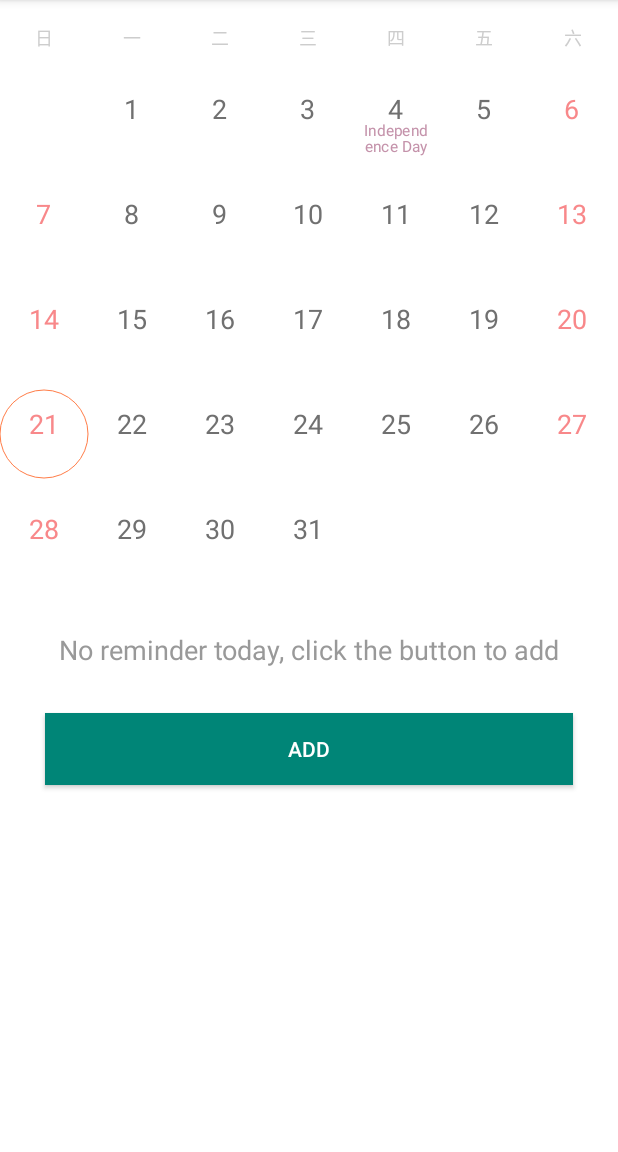
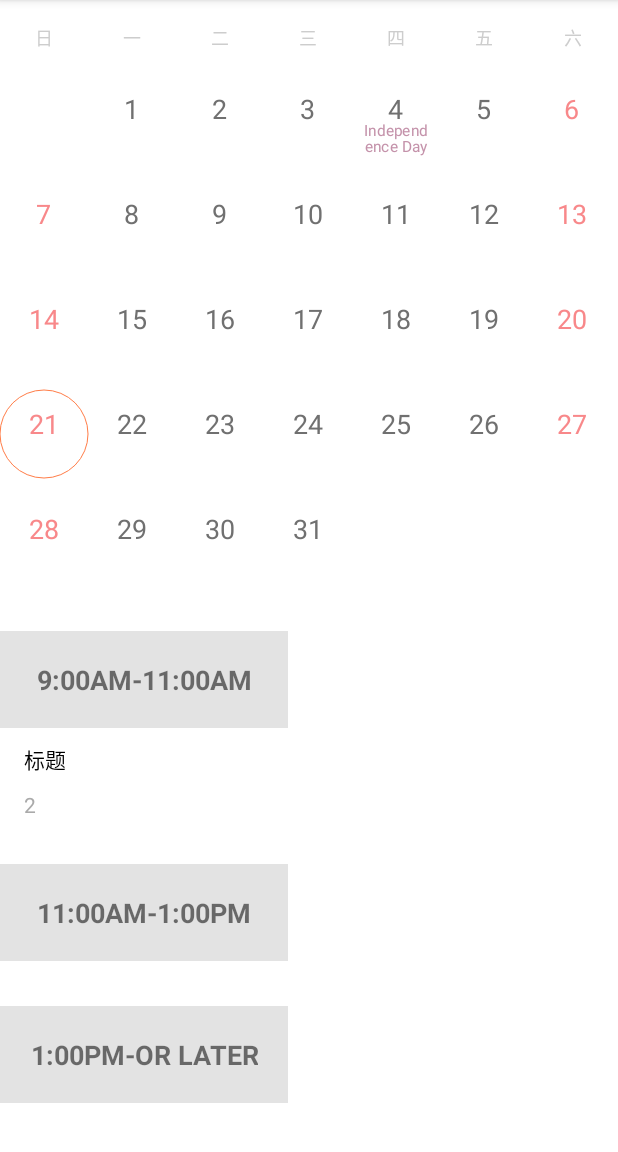
Before and after one commit to zhuandian/MedicineService, an Android app: the screen it shows after launch (MainActivity), on a phone screen of 412 x 824 dp, the part 84-1236 px from its top. Run offline under Robolectric (Android 15) with nearby library versions, the phone set to English and light mode, and no system bars.

Commit message:
格式化数据显示

```diff
--- a/app/src/main/java/com/zhuandian/medicineserver/datepicker/MainActivity.java
+++ b/app/src/main/java/com/zhuandian/medicineserver/datepicker/MainActivity.java
@@ -6,7 +6,6 @@ import android.database.sqlite.SQLiteDatabase;
 import android.os.Bundle;
 import android.support.v7.app.ActionBar;
 import android.support.v7.app.AppCompatActivity;
-import android.support.v7.widget.Toolbar;
 import android.view.View;
 import android.widget.Button;
 import android.widget.LinearLayout;
@@ -21,10 +20,13 @@ import com.zhuandian.medicineserver.datepicker.calendar.views.MonthView;
 import com.zhuandian.medicineserver.datepicker.calendar.views.WeekView;
 import com.zhuandian.medicineserver.datepicker.view.MyListView;
 import com.zhuandian.medicineserver.db.DBHelper;
+import com.zhuandian.medicineserver.entity.DbEntity;
 
 import java.text.SimpleDateFormat;
+import java.util.ArrayList;
 import java.util.Calendar;
 import java.util.Date;
+import java.util.List;
 
 public class MainActivity extends AppCompatActivity implements MonthView.OnDateChangeListener, MonthView.OnDatePickedListener {
 
@@ -43,6 +45,10 @@ public class MainActivity extends AppCompatActivity implements MonthView.OnDateC
     protected void onCreate(Bundle savedInstanceState) {
         super.onCreate(savedInstanceState);
         setContentView(R.layout.activity_main_datapicker);
+        //创建数据
+        helper = new DBHelper(this);
+        //调用数据操作对象
+        dbWrite = helper.getWritableDatabase();
         now = Calendar.getInstance();
 
         monthView = (MonthView) findViewById(R.id.month_calendar);
@@ -72,29 +78,42 @@ public class MainActivity extends AppCompatActivity implements MonthView.OnDateC
         weekView.setFestivalDisplay(true);
         weekView.setTodayDisplay(true);
         weekView.setOnDatePickedListener(this);
-
-        initData();
+        String today = now.get(Calendar.YEAR) + "." + (now.get(Calendar.MONTH) + 1) + "." + (now.get(Calendar.DATE));
+        initData(today);
 
 
     }
 
-    private void initData() {
-        //创建数据
-        helper = new DBHelper(this);
-        //调用数据操作对象
-        dbWrite = helper.getWritableDatabase();
+    private void initData(String dateStr) {
+        List<DbEntity> dbEntityList = new ArrayList<>();
 
-        Cursor cursor = dbWrite.query(DBHelper.name, new String[]{"time"}, null, null, null, null, null);
+
+        Cursor cursor = dbWrite.query(DBHelper.name, null, null, null, null, null, null);
         while (cursor.moveToNext()) {
-            String title = cursor.getString(cursor.getColumnIndex("time"));
-            System.out.println(title + "----------------------------");
+            String date = cursor.getString(cursor.getColumnIndex("date"));
+            String count = cursor.getString(cursor.getColumnIndex("count"));
+            String title = cursor.getString(cursor.getColumnIndex("title"));
+            String time = cursor.getString(cursor.getColumnIndex("time"));
+            if (date.contains(dateStr)){
+                DbEntity dbEntity = new DbEntity();
+                dbEntity.setCount(count);
+                dbEntity.setDate(date);
+                dbEntity.setTime(time);
+                dbEntity.setTitle(title);
+                dbEntityList.add(dbEntity);
+            }
         }
 
-        cursor.close();
-//        for (int i = 0; i < 20; i++) {
-//            MyListView cia = new MyListView(this);
-//            contentLayout.addView(cia);
-//        }
+        if (dbEntityList.size()>0){
+            llAddContainer.setVisibility(View.GONE);
+                MyListView child = new MyListView(this);
+//                child.setDbEntityList(dbEntityList);
+                child.initView(dbEntityList);
+                contentLayout.addView(child);
+
+        }else {
+            llAddContainer.setVisibility(View.VISIBLE);
+        }
     }
 
     @Override
@@ -117,23 +136,20 @@ public class MainActivity extends AppCompatActivity implements MonthView.OnDateC
                 weekTxt.setVisibility(View.VISIBLE);
             }
             contentLayout.removeAllViews();
-//            for (int i = 0; i < 2; i++) {
-//                MyListView cia = new MyListView(this);
-//                contentLayout.addView(cia);
+            dateStr = "" + date;
+//            Cursor cursor = dbWrite.query(DBHelper.name, new String[]{"date"}, null, null, null, null, null);
+//            while (cursor.moveToNext()) {
+//                String dateStr = cursor.getString(cursor.getColumnIndex("date"));
+//                if (dateStr.contains("" + date)) {
+//                    llAddContainer.setVisibility(View.GONE);
+//                    contentLayout.addView(new MyListView(this));
+//                } else {
+//                    llAddContainer.setVisibility(View.VISIBLE);
+//                }
+//                System.out.println(dateStr + "----------------------------");
 //            }
-            dateStr = "" + date;
-            Cursor cursor = dbWrite.query(DBHelper.name, new String[]{"date"}, null, null, null, null, null);
-            while (cursor.moveToNext()) {
-                String dateStr = cursor.getString(cursor.getColumnIndex("date"));
-                if (dateStr.contains("" + date)) {
-                    llAddContainer.setVisibility(View.GONE);
-                    contentLayout.addView(new MyListView(this));
-                } else {
-                    llAddContainer.setVisibility(View.VISIBLE);
-                }
-                System.out.println(dateStr + "----------------------------");
-            }
-            cursor.close();
+//            cursor.close();
+            initData(dateStr);
             Toast.makeText(this, "" + date, Toast.LENGTH_LONG).show();
         } catch (Exception e) {
             e.printStackTrace();
--- a/app/src/main/java/com/zhuandian/medicineserver/datepicker/view/ContentItemViewAbs.java
+++ b/app/src/main/java/com/zhuandian/medicineserver/datepicker/view/ContentItemViewAbs.java
@@ -4,11 +4,18 @@ import android.content.Context;
 import android.util.AttributeSet;
 import android.view.View;
 import android.widget.LinearLayout;
+import android.widget.TextView;
 
 import com.zhuandian.medicineserver.R;
+import com.zhuandian.medicineserver.entity.ItemEntity;
+
+import org.w3c.dom.Text;
 
 
 public class ContentItemViewAbs extends LinearLayout {
+
+    private TextView tvTitle;
+    private TextView tvContent;
 
     public ContentItemViewAbs(Context context) {
         this(context, null);
@@ -21,6 +28,13 @@ public class ContentItemViewAbs extends LinearLayout {
     public ContentItemViewAbs(Context context, AttributeSet attrs, int defStyleAttr) {
         super(context, attrs, defStyleAttr);
         View view = inflate(context, R.layout.content_list_item_abs, null);
+        tvTitle = view.findViewById(R.id.tv_title);
+        tvContent = view.findViewById(R.id.tv_content);
         addView(view);
     }
+
+    public void initView(ItemEntity.SubItem subItem){
+        tvTitle.setText(subItem.getTitle());
+        tvContent.setText(subItem.getContent());
+    }
 }
--- a/app/src/main/java/com/zhuandian/medicineserver/datepicker/view/MyListView.java
+++ b/app/src/main/java/com/zhuandian/medicineserver/datepicker/view/MyListView.java
@@ -6,11 +6,23 @@ import android.view.View;
 import android.widget.LinearLayout;
 
 import com.zhuandian.medicineserver.R;
+import com.zhuandian.medicineserver.entity.DbEntity;
+import com.zhuandian.medicineserver.entity.ItemEntity;
+
+import java.util.ArrayList;
+import java.util.List;
 
 /**
  * desc :
  */
 public class MyListView extends LinearLayout {
+    private final LinearLayout itemContainer3;
+    private final LinearLayout itemContainer2;
+    private final LinearLayout itemContainer1;
+    private View view;
+    private Context context;
+
+
     public MyListView(Context context) {
         this(context, null);
     }
@@ -21,10 +33,58 @@ public class MyListView extends LinearLayout {
 
     public MyListView(Context context, AttributeSet attrs, int defStyleAttr) {
         super(context, attrs, defStyleAttr);
-        View view = inflate(context, R.layout.view_my_list_view, null);
-        LinearLayout itemContainer = view.findViewById(R.id.ll_item_container);
-        ContentItemViewAbs contentItemViewAbs = new ContentItemViewAbs(context);
-        itemContainer.addView(contentItemViewAbs);
+        this.context = context;
+        view = inflate(context, R.layout.view_my_list_view, null);
+        itemContainer1 = view.findViewById(R.id.ll_item_container_1);
+        itemContainer2 = view.findViewById(R.id.ll_item_container_2);
+        itemContainer3 = view.findViewById(R.id.ll_item_container_3);
         addView(view);
     }
+
+    public void initView(List<DbEntity> dbEntityList) {
+
+        List<ItemEntity.SubItem> subItemList1 = new ArrayList<>();
+        List<ItemEntity.SubItem> subItemList2 = new ArrayList<>();
+        List<ItemEntity.SubItem> subItemList3 = new ArrayList<>();
+
+
+        for (DbEntity dbEntity : dbEntityList) {
+            if (dbEntity.getTime().equals("9:00AM-11:00AM")) {
+                ItemEntity.SubItem subItem = new ItemEntity.SubItem();
+                subItem.setTitle(dbEntity.getTitle());
+                subItem.setContent(dbEntity.getCount());
+                subItemList1.add(subItem);
+            } else if (dbEntity.getTime().equals("11:00AM-1:00PM")) {
+                ItemEntity.SubItem subItem = new ItemEntity.SubItem();
+                subItem.setTitle(dbEntity.getTitle());
+                subItem.setContent(dbEntity.getCount());
+                subItemList2.add(subItem);
+            } else if (dbEntity.getTime().equals("1:00PM OR Later")) {
+                ItemEntity.SubItem subItem = new ItemEntity.SubItem();
+                subItem.setTitle(dbEntity.getTitle());
+                subItem.setContent(dbEntity.getCount());
+                subItemList3.add(subItem);
+            }
+        }
+
+        for (ItemEntity.SubItem subItem : subItemList1) {
+            ContentItemViewAbs child = new ContentItemViewAbs(context);
+            child.initView(subItem);
+            itemContainer1.addView(child);
+        }
+
+        for (ItemEntity.SubItem subItem : subItemList2) {
+            ContentItemViewAbs child = new ContentItemViewAbs(context);
+            child.initView(subItem);
+            itemContainer2.addView(child);
+        }
+
+        for (ItemEntity.SubItem subItem : subItemList3) {
+            ContentItemViewAbs child = new ContentItemViewAbs(context);
+            child.initView(subItem);
+            itemContainer2.addView(child);
+        }
+
+
+    }
 }
--- a/app/src/main/java/com/zhuandian/medicineserver/db/DBHelper.java
+++ b/app/src/main/java/com/zhuandian/medicineserver/db/DBHelper.java
@@ -23,13 +23,13 @@ public class DBHelper extends SQLiteOpenHelper {
                 "count varchar(20))");
         //添加一条测试数据
         db.execSQL("insert into medicine values(null,?,?,?,?)"
-                ,new Object[]{"2019.7.21","8:00","标题","内容"});
+                ,new Object[]{"2019.7.21","9:00AM-11:00AM","标题","2"});
 
         db.execSQL("insert into medicine values(null,?,?,?,?)"
-                ,new Object[]{"2019.7.22","9:00","标题","内容"});
+                ,new Object[]{"2019.7.22","11:00AM-1:00PM","标题","2"});
 
         db.execSQL("insert into medicine values(null,?,?,?,?)"
-                ,new Object[]{"2019.7.24","10:00","标题","内容"});
+                ,new Object[]{"2019.7.24","1:00PM OR Later","标题","2"});
     }
 
 
--- /dev/null
+++ b/app/src/main/java/com/zhuandian/medicineserver/entity/DbEntity.java
@@ -0,0 +1,43 @@
+package com.zhuandian.medicineserver.entity;
+
+/**
+ * desc :
+ */
+public class DbEntity {
+    private String date;
+    private String time;
+    private String title;
+    private String count;
+
+    public String getDate() {
+        return date;
+    }
+
+    public void setDate(String date) {
+        this.date = date;
+    }
+
+    public String getTime() {
+        return time;
+    }
+
+    public void setTime(String time) {
+        this.time = time;
+    }
+
+    public String getTitle() {
+        return title;
+    }
+
+    public void setTitle(String title) {
+        this.title = title;
+    }
+
+    public String getCount() {
+        return count;
+    }
+
+    public void setCount(String count) {
+        this.count = count;
+    }
+}
--- a/app/src/main/java/com/zhuandian/medicineserver/entity/ItemEntity.java
+++ b/app/src/main/java/com/zhuandian/medicineserver/entity/ItemEntity.java
@@ -33,7 +33,7 @@ public class ItemEntity {
         this.subItem = subItem;
     }
 
-    private static class SubItem {
+    public static class SubItem {
         private String title;
         private String content;
 
--- a/app/src/main/res/layout/content_list_item_abs.xml
+++ b/app/src/main/res/layout/content_list_item_abs.xml
@@ -1,36 +1,24 @@
 <?xml version="1.0" encoding="utf-8"?>
 <LinearLayout xmlns:android="http://schemas.android.com/apk/res/android"
-    android:orientation="vertical" android:layout_width="match_parent"
+    android:layout_width="match_parent"
+    android:layout_height="match_parent"
     android:background="@color/colorWhite"
-    android:layout_height="match_parent">
-
+    android:orientation="vertical">
 
     <TextView
+        android:id="@+id/tv_title"
         android:layout_width="wrap_content"
         android:layout_height="wrap_content"
-        android:text="@string/hot_news"
-        android:textSize="15sp"
-        android:layout_marginTop="@dimen/activity_vertical_margin"
         android:layout_marginLeft="@dimen/common_left_margin"
-        android:textColor="@android:color/darker_gray"
-        android:id="@+id/textView" />
+        android:layout_marginTop="@dimen/common_vertical_margin"
+        android:textColor="@android:color/black" />
 
     <TextView
+        android:id="@+id/tv_content"
         android:layout_width="wrap_content"
         android:layout_height="wrap_content"
-        android:layout_marginTop="@dimen/common_vertical_margin"
-        android:layout_marginLeft="@dimen/common_left_margin"
-        android:text="@string/kou_hao"
-        android:textColor="@android:color/black"
-        android:id="@+id/textView2" />
-
-    <TextView
-        android:layout_width="wrap_content"
-        android:layout_height="wrap_content"
-        android:text="@string/advertisement"
-        android:textColor="@android:color/darker_gray"
         android:layout_marginLeft="@dimen/common_left_margin"
         android:layout_marginTop="@dimen/common_vertical_margin"
-        android:id="@+id/textView3" />
+        android:textColor="@android:color/darker_gray" />
 
 </LinearLayout>
--- a/app/src/main/res/layout/view_my_list_view.xml
+++ b/app/src/main/res/layout/view_my_list_view.xml
@@ -6,18 +6,49 @@
     android:orientation="vertical">
 
     <TextView
-        android:id="@+id/tv_list_titme"
         android:layout_width="match_parent"
         android:layout_height="wrap_content"
         android:background="#e3e3e3"
         android:gravity="center"
         android:padding="20dp"
-        android:text="8:00-11:00 AM"
+        android:text="9:00AM-11:00AM"
         android:textSize="18sp"
         android:textStyle="bold" />
 
     <LinearLayout
-        android:id="@+id/ll_item_container"
+        android:id="@+id/ll_item_container_1"
+        android:layout_width="match_parent"
+        android:layout_height="wrap_content"
+        android:orientation="vertical" />
+    <TextView
+        android:layout_marginTop="30dp"
+        android:layout_width="match_parent"
+        android:layout_height="wrap_content"
+        android:background="#e3e3e3"
+        android:gravity="center"
+        android:padding="20dp"
+        android:text="11:00AM-1:00PM"
+        android:textSize="18sp"
+        android:textStyle="bold" />
+
+    <LinearLayout
+        android:id="@+id/ll_item_container_2"
+        android:layout_width="match_parent"
+        android:layout_height="wrap_content"
+        android:orientation="vertical" />
+    <TextView
+        android:layout_marginTop="30dp"
+        android:layout_width="match_parent"
+        android:layout_height="wrap_content"
+        android:background="#e3e3e3"
+        android:gravity="center"
+        android:padding="20dp"
+        android:text="1:00PM-OR LATER"
+        android:textSize="18sp"
+        android:textStyle="bold" />
+
+    <LinearLayout
+        android:id="@+id/ll_item_container_3"
         android:layout_width="match_parent"
         android:layout_height="wrap_content"
         android:orientation="vertical" />
```
Also changed, not shown: app/src/main/java/com/zhuandian/medicineserver/AddMedicineActivity.java (+6 -6 lines).
